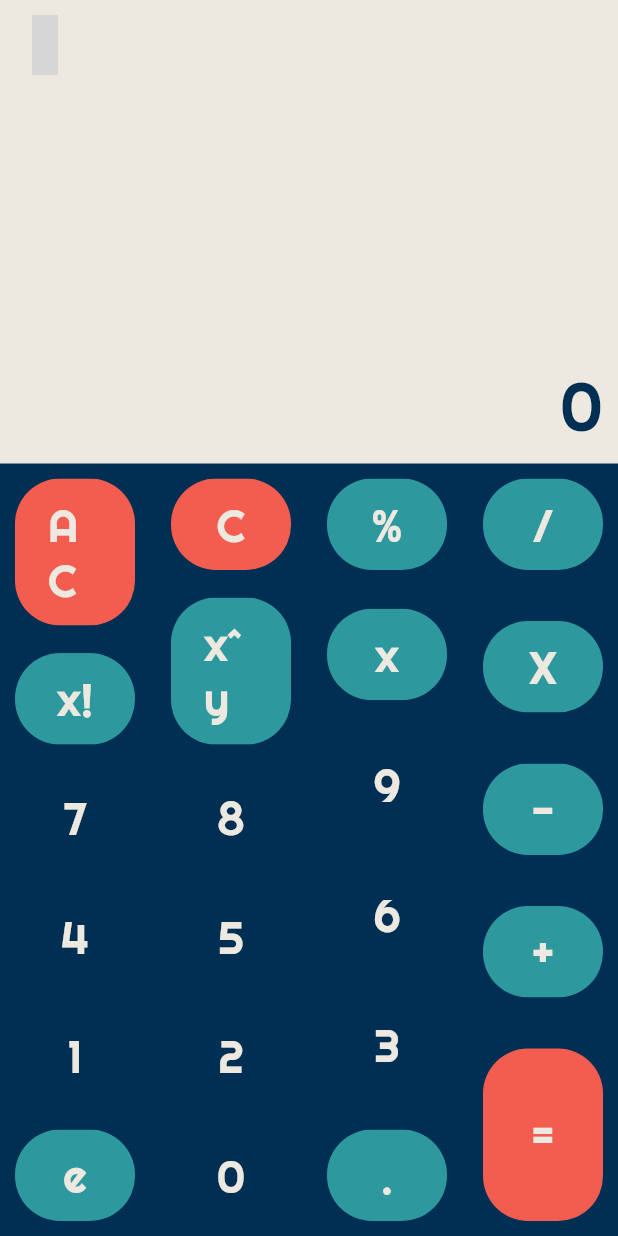
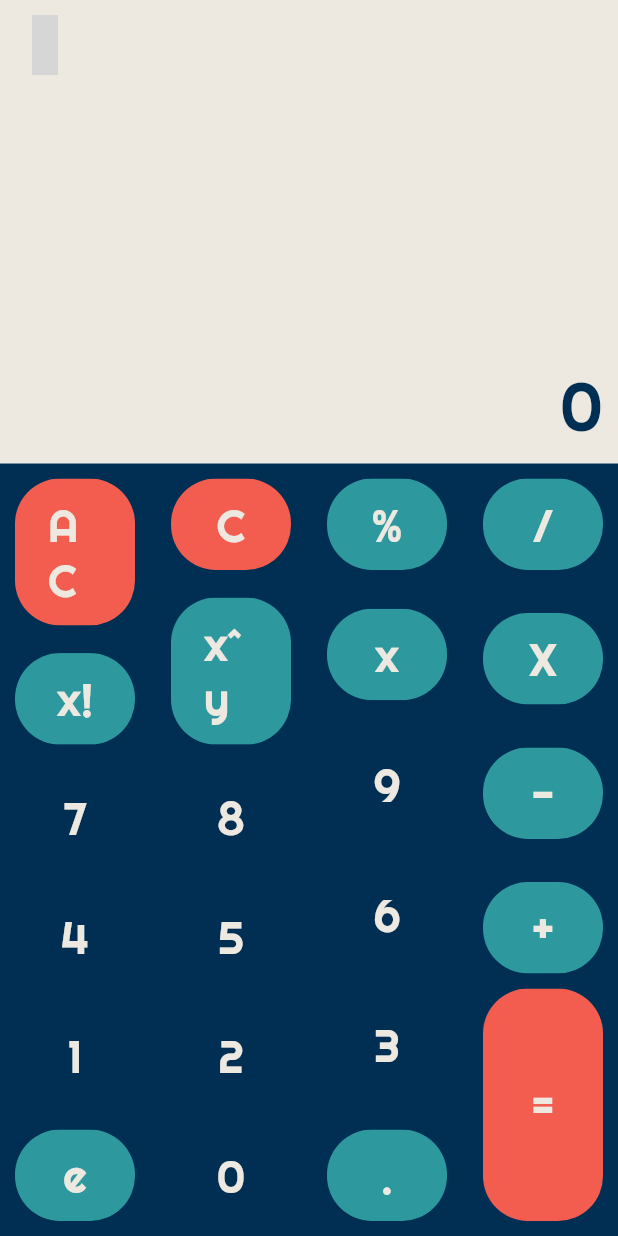
Before and after one commit to coffeekillsbugs/material_calculator, a Flutter app: the screen it shows after launch, on a phone screen of 412 x 824 dp. Run offline on Flutter 3.47's test engine with Material 2 defaults, Android fonts, the light colour scheme and no system bars; our stand-ins replace material_design_icons_flutter; grey boxes are pictures that could not be loaded.

Commit message:
reorganized the code

```diff
--- a/lib/Constants/constants.dart
+++ b/lib/Constants/constants.dart
@@ -113,6 +113,11 @@ class ColFour extends StatelessWidget {
     return Column(
       mainAxisAlignment: MainAxisAlignment.spaceBetween,
       children: <Widget>[
+        Expanded(
+          flex: 2,
+          child: Column(
+            mainAxisAlignment: MainAxisAlignment.spaceBetween,
+            children: <Widget>[
               Button(
                 parentColor: otherBlue,
                 parentText: '/',
@@ -129,15 +134,76 @@ class ColFour extends StatelessWidget {
                 parentColor: otherBlue,
                 parentText: '+',
               ),
-        ButtonTwo(
-          parentColor: placidOrange,
-          parentText: '=',
-        ),
+
               // Button(
               //   parentColor: placidOrange,
               //   parentText: '=',
               // ),
             ],
+          ),
+        ),
+        Expanded(
+          flex: 1,
+          child: Padding(
+            padding: EdgeInsets.only(top: 10.0),
+            child: Button(
+              parentColor: placidOrange,
+              parentText: '=',
+            ),
+          ),
+        )
+      ],
     );
   }
 }
+
+// class ColFour extends StatelessWidget {
+//   @override
+//   Widget build(BuildContext context) {
+//     return Column(
+//       mainAxisAlignment: MainAxisAlignment.spaceBetween,
+//       children: <Widget>[
+//         Expanded(
+//           flex: 1,
+//           child: Button(
+//             parentColor: otherBlue,
+//             parentText: '/',
+//           ),
+//         ),
+//         Expanded(
+//           flex: 1,
+//           child: Button(
+//             parentColor: otherBlue,
+//             parentText: 'X',
+//           ),
+//         ),
+//         Expanded(
+//           flex: 1,
+//           child: Button(
+//             parentColor: otherBlue,
+//             parentText: '-',
+//           ),
+//         ),
+//         Expanded(
+//           flex: 1,
+//           child: Button(
+//             parentColor: otherBlue,
+//             parentText: '+',
+//           ),
+//         ),
+//         Expanded(
+//           flex: 2,
+//           child: ButtonTwo(
+//             parentColor: placidOrange,
+//             parentText: '=',
+//           ),
+//         )
+
+//         // Button(
+//         //   parentColor: placidOrange,
+//         //   parentText: '=',
+//         // ),
+//       ],
+//     );
+//   }
+// }
--- a/lib/Screens/calculator.dart
+++ b/lib/Screens/calculator.dart
@@ -13,9 +13,7 @@ class _CalculatorState extends State<Calculator> {
 
   @override
   Widget build(BuildContext context) {
-    return MaterialApp(
-      debugShowCheckedModeBanner: false,
-      home: Stack(
+    return Stack(
       children: <Widget>[
         // * Calculator body *//
         Scaffold(
@@ -101,7 +99,6 @@ class _CalculatorState extends State<Calculator> {
           ),
         ),
       ],
-      ),
     );
   }
 }
--- a/lib/Widgets/buttons.dart
+++ b/lib/Widgets/buttons.dart
@@ -24,9 +24,7 @@ class _ButtonState extends State<Button> {
           child: InkWell(
             splashColor: otherBlue,
             onTap: () {
-        setState(() {
-          // TODO change 'display text'
-        });
+              print('Button pressed : ' + widget.parentText);
             },
             child: Padding(
               padding: EdgeInsets.symmetric(horizontal: 22.0, vertical: 12.0),
@@ -48,41 +46,3 @@ class _ButtonState extends State<Button> {
     );
   }
 }
-
-class ButtonTwo extends StatelessWidget {
-  final parentColor;
-  final parentText;
-
-  ButtonTwo({this.parentColor, this.parentText});
-
-  @override
-  Widget build(BuildContext context) {
-    return InkWell(
-      onTap: () {
-        //TODO : Add functioning
-      },
-      child: Container(
-        width: 80.0,
-        height: 115.0,
-        decoration: BoxDecoration(
-          color: parentColor,
-          borderRadius: BorderRadius.circular(30.0),
-        ),
-        child: Padding(
-          padding: EdgeInsets.symmetric(horizontal: 22.0, vertical: 12.0),
-          child: Align(
-            alignment: Alignment.center,
-            child: Text(
-              parentText,
-              style: TextStyle(
-                color: notSoWhite,
-                fontFamily: 'Righteous',
-                fontSize: 30.0,
-              ),
-            ),
-          ),
-        ),
-      ),
-    );
-  }
-}
--- a/lib/main.dart
+++ b/lib/main.dart
@@ -9,6 +9,7 @@ class MyApp extends StatelessWidget {
   Widget build(BuildContext context) {
     return MaterialApp(
       debugShowCheckedModeBanner: false,
-      home: Calculator());
+      home: Calculator(),
+    );
   }
 }
```
Lines whose indentation alone changed are shown as unchanged.
